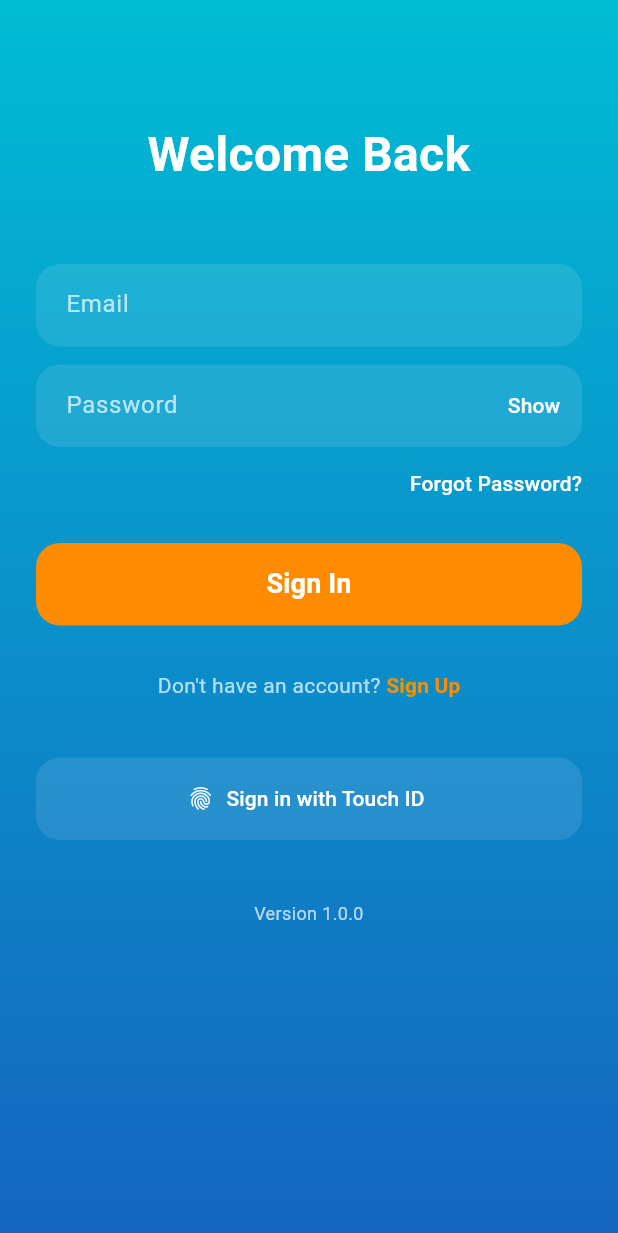
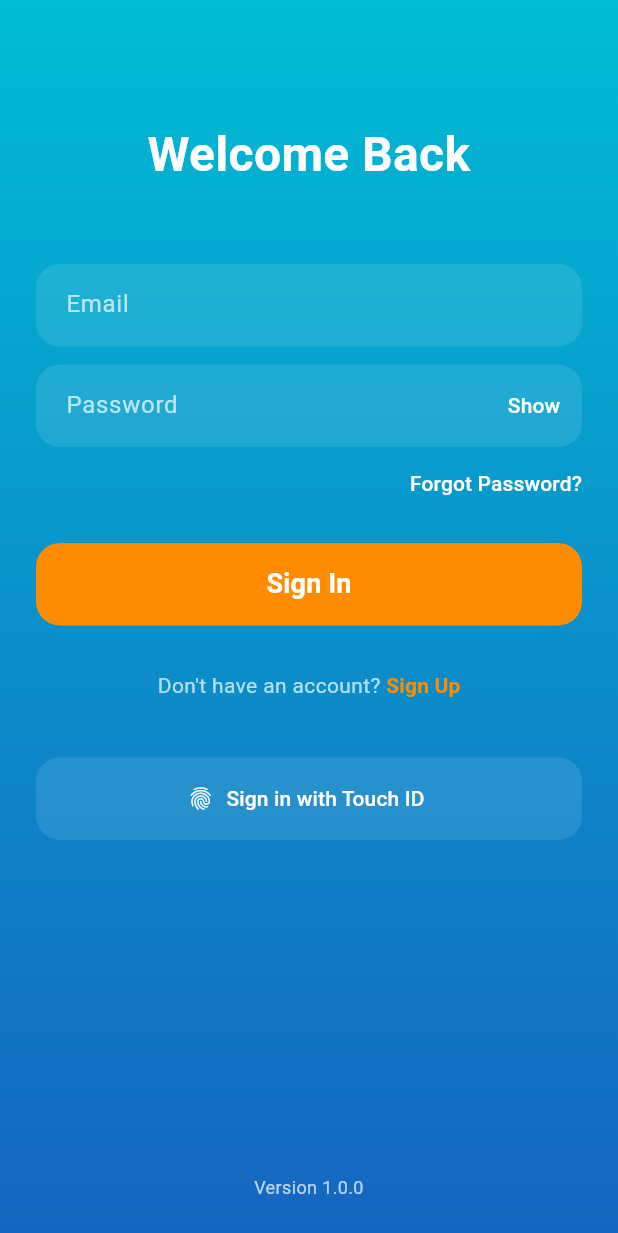
Before and after one commit to patabudlong/flutter_starter_mobile_app, a Flutter app: the screen it shows after launch, on a phone screen of 412 x 824 dp. Shown: the top 1233 px of the screen. Run offline on Flutter 3.47's test engine with Material 3 defaults, Android fonts, the phone set to English and light mode, and no system bars; our stand-ins replace flutter_dotenv.

Commit message:
fix(ui): ensure version number stays fixed at bottom
- Move version number outside ScrollView
- Add proper safe area padding
- Use Container for consistent width
- Add top padding for spacing

```diff
--- a/lib/features/auth/presentation/screens/login_screen.dart
+++ b/lib/features/auth/presentation/screens/login_screen.dart
@@ -22,6 +22,10 @@ class _LoginScreenState extends State<LoginScreen> {
 
   @override
   Widget build(BuildContext context) {
+    final isLandscape = MediaQuery.of(context).orientation == Orientation.landscape;
+    final screenHeight = MediaQuery.of(context).size.height;
+    final minHeight = isLandscape ? screenHeight * 1.5 : screenHeight;
+
     return Container(
       decoration: const BoxDecoration(
         gradient: LinearGradient(
@@ -38,7 +42,14 @@ class _LoginScreenState extends State<LoginScreen> {
         body: SafeArea(
           child: SingleChildScrollView(
             padding: const EdgeInsets.symmetric(horizontal: 24.0),
+            child: ConstrainedBox(
+              constraints: BoxConstraints(
+                minHeight: minHeight - MediaQuery.of(context).padding.top - MediaQuery.of(context).padding.bottom,
+              ),
               child: Column(
+                mainAxisAlignment: MainAxisAlignment.spaceBetween,
+                children: [
+                  Column(
                     crossAxisAlignment: CrossAxisAlignment.stretch,
                     children: [
                       const SizedBox(height: 80),
@@ -200,7 +211,14 @@ class _LoginScreenState extends State<LoginScreen> {
                         ),
                       ),
                       const SizedBox(height: 40),
-                Text(
+                    ],
+                  ),
+                  Padding(
+                    padding: EdgeInsets.only(
+                      bottom: MediaQuery.of(context).padding.bottom + 24,
+                      top: 24,
+                    ),
+                    child: Text(
                       'Version 1.0.0',
                       style: TextStyle(
                         color: Colors.white.withOpacity(0.7),
@@ -208,8 +226,9 @@ class _LoginScreenState extends State<LoginScreen> {
                       ),
                       textAlign: TextAlign.center,
                     ),
-                const SizedBox(height: 16),
+                  ),
                 ],
+              ),
             ),
           ),
         ),
```
Lines whose indentation alone changed are shown as unchanged.
